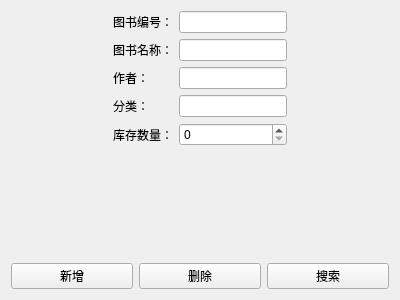
Above: bookpanel.ui from kalpas-boy/QtZhxm before the change. Below: the same form after it.
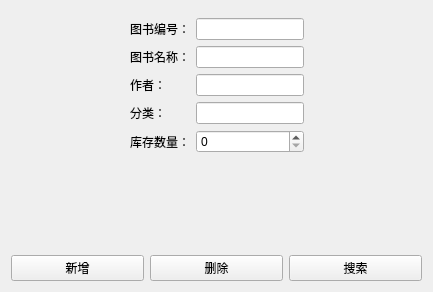
That is the form after the change.

Diff of the .ui file:
```diff
--- a/bookpanel.ui
+++ b/bookpanel.ui
@@ -6,14 +6,27 @@
    <rect>
     <x>0</x>
     <y>0</y>
-    <width>400</width>
-    <height>300</height>
+    <width>433</width>
+    <height>292</height>
    </rect>
   </property>
   <property name="windowTitle">
    <string>Form</string>
   </property>
   <layout class="QVBoxLayout" name="verticalLayout">
+   <item>
+    <spacer name="verticalSpacer_2">
+     <property name="orientation">
+      <enum>Qt::Orientation::Vertical</enum>
+     </property>
+     <property name="sizeHint" stdset="0">
+      <size>
+       <width>20</width>
+       <height>40</height>
+      </size>
+     </property>
+    </spacer>
+   </item>
    <item>
     <layout class="QHBoxLayout" name="horizontalLayout_2">
      <item>
```
Left out of the diff: 2 changed lines with no effect on the pictures.
